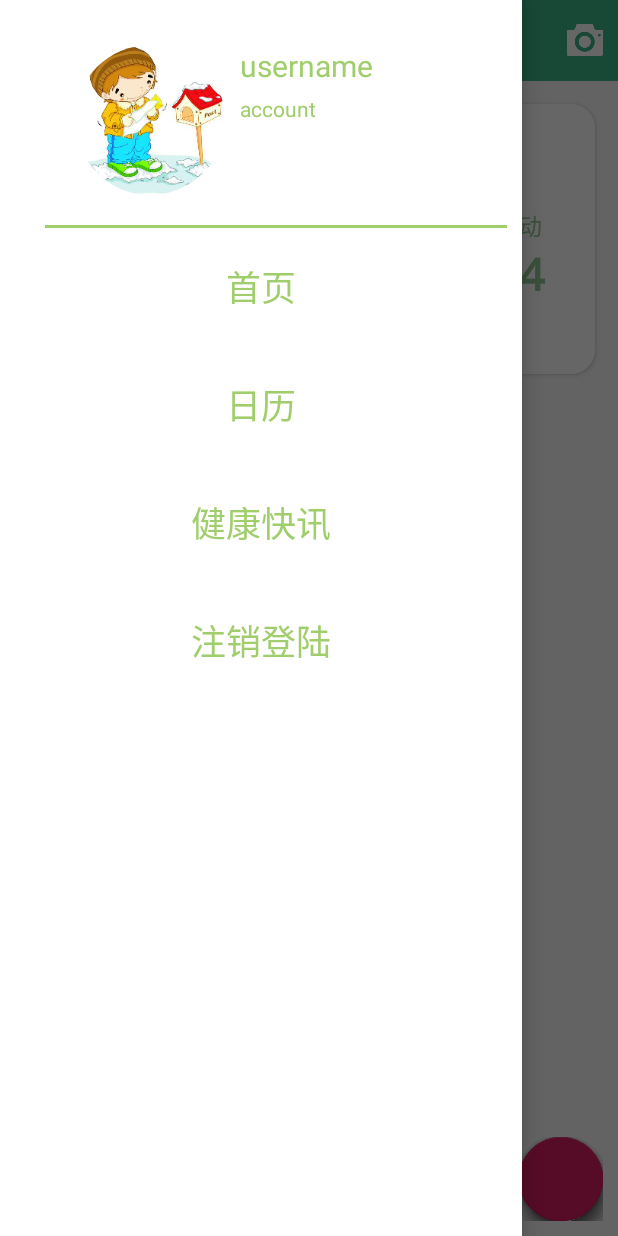
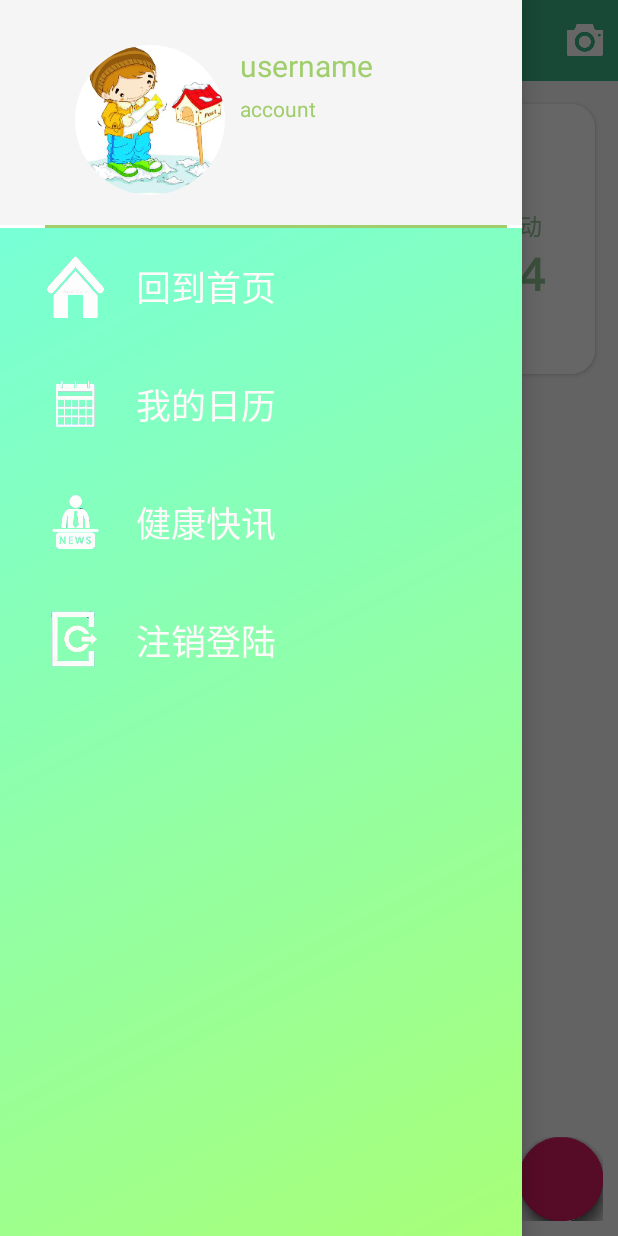
Before and after one commit to MackHsu/FoodCare, an Android app: the MainActivity screen opened directly, with no data from a screen before it, with the side drawer open, on a phone screen of 412 x 824 dp. Run offline under Robolectric (Android 15) with nearby library versions, the phone set to English and light mode, and no system bars; libraries missing offline, so code that uses them is left out: com.getbase.floatingactionbutton, com.orhanobut.dialogplus, com.thinkcool.circletextimageview, com.victor.loading; plain views replace CircleTextImageView, FloatingActionButton, FloatingActionsMenu, RotateLoading; pictures from the network do not load; 16 statements that could not run were skipped.

Commit message:
添加了实时搜索功能，消除了搜索空字符串的bug

```diff
--- a/app/src/main/java/com/example/foodcare/adapter/SearchAdapter.java
+++ b/app/src/main/java/com/example/foodcare/adapter/SearchAdapter.java
@@ -18,7 +18,7 @@
     protected void convert(BaseViewHolder helper, Food item) {
         //Glide.with(mContext).load(item.getFood().getPicture_mid()).crossFade().into((ImageView) helper.getView(R.id.food_image));
         helper.setText(R.id.searchname, item.getName());//食物名
-        helper.setText(R.id.searchenergy, item.getHeat()+"");//食物热量
+        helper.setText(R.id.searchenergy, item.getHeat()+"千卡/100克");//食物热量
         helper.addOnClickListener(R.id.searchitemlayout);
     }
 }
--- a/app/src/main/res/layout/activity_main.xml
+++ b/app/src/main/res/layout/activity_main.xml
@@ -291,7 +291,9 @@
                         </com.getbase.floatingactionbutton.FloatingActionsMenu>
                 </RelativeLayout>
         </LinearLayout>
+
         <!--左抽屉菜单 DrawerLayout中的子控件（布局）是菜单-->
+
         <LinearLayout
             android:id="@+id/menu_layout"
             android:orientation="vertical"
@@ -301,7 +303,8 @@
             android:background="#fff">
                 <RelativeLayout
                     android:layout_width="match_parent"
-                    android:layout_height="150dp">
+                    android:layout_height="150dp"
+                    android:background="#F5F5F5	">
                         <!--头像-->
                         <com.thinkcool.circletextimageview.CircleTextImageView
                             android:id="@+id/avatar"
@@ -349,29 +352,72 @@
                     android:background="@color/mainColor"
                     android:layout_marginLeft="30dp"
                     android:layout_marginRight="10dp"/>
+                <LinearLayout
+                    android:layout_width="match_parent"
+                    android:layout_height="match_parent"
+                    android:orientation="vertical"
+                    android:background="@drawable/login_right_background">
+
+                        <LinearLayout
+                            android:layout_width="match_parent"
+                            android:layout_height="wrap_content"
+                            android:orientation="horizontal">
+                                <ImageView
+                                    android:layout_width="50dp"
+                                    android:layout_height="50dp"
+                                    android:src="@drawable/home_main"
+                                    android:layout_marginLeft="25dp"
+                                    android:layout_gravity="center_vertical"/>
+
                                 <!--首页-->
                                 <Button
                                     android:id="@+id/main"
                                     android:layout_width="wrap_content"
                                     android:layout_height="wrap_content"
                                     android:layout_margin="15dp"
-                    android:text="首页"
+                                    android:text="回到首页"
                                     android:background="#00000000"
-                    android:textColor="@color/mainColor"
+                                    android:textColor="@color/LightGray"
                                     android:textSize="23sp"
-                    android:layout_gravity="center_horizontal"/>
+                                    android:layout_gravity="center"
+                                    />
+                        </LinearLayout>
+
+                        <LinearLayout
+                            android:layout_width="wrap_content"
+                            android:layout_height="wrap_content"
+                            android:orientation="horizontal">
+                                <ImageView
+                                    android:layout_width="50dp"
+                                    android:layout_height="50dp"
+                                    android:src="@drawable/calendar_main"
+                                    android:layout_marginLeft="25dp"
+                                    android:layout_gravity="center_vertical"/>
+
                                 <Button
                                     android:id="@+id/calendar"
                                     android:layout_width="wrap_content"
                                     android:layout_height="wrap_content"
                                     android:layout_margin="15dp"
-                    android:text="日历"
+                                    android:text="我的日历"
                                     android:background="#00000000"
-                    android:textColor="@color/mainColor"
+                                    android:textColor="@color/LightGray"
                                     android:textSize="23sp"
-                    android:layout_gravity="center_horizontal"/>
+                                    android:layout_gravity="center"/>
 
-                <!--注销登陆-->
+                        </LinearLayout>
+
+                        <LinearLayout
+                            android:layout_width="wrap_content"
+                            android:layout_height="wrap_content"
+                            android:orientation="horizontal">
+                                <ImageView
+                                    android:layout_width="50dp"
+                                    android:layout_height="50dp"
+                                    android:src="@drawable/new_main"
+                                    android:layout_marginLeft="25dp"
+                                    android:layout_gravity="center_vertical"/>
+
                                 <Button
                                     android:id="@+id/Passage_main"
                                     android:layout_width="wrap_content"
@@ -379,10 +425,24 @@
                                     android:layout_margin="15dp"
                                     android:text="健康快讯"
                                     android:background="#00000000"
-                    android:textColor="@color/mainColor"
+                                    android:textColor="@color/LightGray"
                                     android:textSize="23sp"
-                    android:layout_gravity="center_horizontal"/>
+                                    android:layout_gravity="center"/>
+                        </LinearLayout>
+
                         <!--注销登陆-->
+                        <LinearLayout
+                            android:layout_width="wrap_content"
+                            android:layout_height="wrap_content"
+                            android:orientation="horizontal">
+
+                                <ImageView
+                                    android:layout_width="50dp"
+                                    android:layout_height="50dp"
+                                    android:src="@drawable/out_main"
+                                    android:layout_marginLeft="25dp"
+                                    android:layout_gravity="center_vertical"/>
+
                                 <Button
                                     android:id="@+id/Cancellation_main"
                                     android:layout_width="wrap_content"
@@ -390,9 +450,13 @@
                                     android:layout_margin="15dp"
                                     android:text="注销登陆"
                                     android:background="#00000000"
-                    android:textColor="@color/mainColor"
+                                    android:textColor="@color/LightGray"
                                     android:textSize="23sp"
-                    android:layout_gravity="center_horizontal"/>
+                                    android:layout_gravity="center"/>
+                        </LinearLayout>
+                </LinearLayout>
+
+
 
 
         </LinearLayout>
--- a/app/src/main/res/layout/identify_item.xml
+++ b/app/src/main/res/layout/identify_item.xml
@@ -22,7 +22,8 @@
     <LinearLayout
         android:layout_width="match_parent"
         android:layout_height="50dp"
-        android:orientation="horizontal">
+        android:orientation="horizontal"
+        >
         <RelativeLayout
             android:id="@+id/identifylayout"
             android:layout_width="0dp"
--- a/app/src/main/res/layout/search_food_item.xml
+++ b/app/src/main/res/layout/search_food_item.xml
@@ -1,6 +1,8 @@
 <?xml version="1.0" encoding="utf-8"?>
 <LinearLayout android:orientation="horizontal"
     android:layout_width="match_parent"
+    android:layout_marginLeft="19dp"
+    android:layout_marginRight="19dp"
     android:layout_height="80dp"
     xmlns:android="http://schemas.android.com/apk/res/android"
     xmlns:app="http://schemas.android.com/apk/res-auto">
@@ -28,6 +30,6 @@
             android:layout_centerVertical="true"
             android:textColor="@color/mainColor1"
             android:layout_marginRight="10dp"
-            android:textSize="10sp"/>
+            android:textSize="12sp"/>
     </RelativeLayout>
 </LinearLayout>
```
Also changed, not shown: app/src/main/java/com/example/foodcare/activity/SearchActivity.java (+14 -5 lines), app/src/main/java/com/example/foodcare/activity/UplaodPictureActivity.java (+9 -3 lines), app/src/main/res/layout/activity_uplaod_picture.xml (+16 -11 lines). Lines whose indentation alone changed are shown as unchanged.
